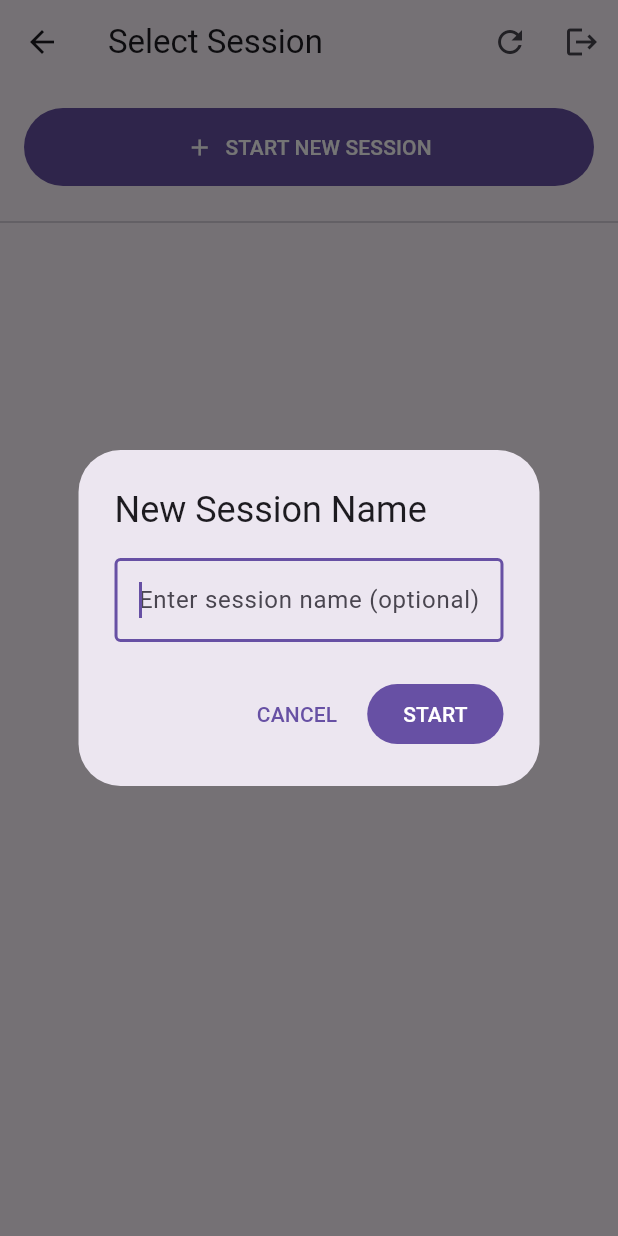
After one commit to vin8003/buyeasy_retailer_scanner, a Flutter app: the SessionSelectionScreen screen opened directly, after a tap on "START NEW SESSION", on a phone screen of 412 x 824 dp. The commit adds this screen. Run offline on Flutter 3.47's test engine with Material 3 defaults, Android fonts, the phone set to English and light mode, and no system bars; our stand-ins replace flutter_dotenv, image_picker, shared_preferences; missing offline and left inert: google_mlkit_text_recognition, mobile_scanner; accounts and stored records are empty.

Commit message:
session name and continue feature

```diff
--- a/lib/models/upload_session_model.dart
+++ b/lib/models/upload_session_model.dart
@@ -26,12 +26,14 @@ class UploadSessionItem {
 
 class ProductUploadSession {
   final int id;
+  final String? name;
   final String status;
   final DateTime createdAt;
   final List<UploadSessionItem> items;
 
   ProductUploadSession({
     required this.id,
+    this.name,
     required this.status,
     required this.createdAt,
     this.items = const [],
@@ -47,6 +49,7 @@ class ProductUploadSession {
 
     return ProductUploadSession(
       id: json['id'],
+      name: json['name'],
       status: json['status'],
       createdAt: DateTime.parse(json['created_at']),
       items: itemsList,
--- /dev/null
+++ b/lib/screens/session_selection_screen.dart
@@ -0,0 +1,210 @@
+import 'package:flutter/material.dart';
+import 'package:provider/provider.dart';
+import '../providers/auth_provider.dart';
+import '../providers/scanner_provider.dart';
+import 'capture_session_screen.dart';
+
+class SessionSelectionScreen extends StatefulWidget {
+  const SessionSelectionScreen({super.key});
+
+  @override
+  State<SessionSelectionScreen> createState() => _SessionSelectionScreenState();
+}
+
+class _SessionSelectionScreenState extends State<SessionSelectionScreen> {
+  @override
+  void initState() {
+    super.initState();
+    WidgetsBinding.instance.addPostFrameCallback((_) {
+      _loadSessions();
+    });
+  }
+
+  Future<void> _loadSessions() async {
+    final auth = context.read<AuthProvider>();
+    if (auth.token != null) {
+      await context.read<ScannerProvider>().fetchActiveSessions(auth.token!);
+    }
+  }
+
+  Future<void> _startNewSession() async {
+    final nameController = TextEditingController();
+
+    // Show dialog to enter name
+    final name = await showDialog<String>(
+      context: context,
+      builder: (context) => AlertDialog(
+        title: const Text('New Session Name'),
+        content: TextField(
+          controller: nameController,
+          decoration: const InputDecoration(
+            hintText: 'Enter session name (optional)',
+            border: OutlineInputBorder(),
+          ),
+          autofocus: true,
+          onSubmitted: (_) =>
+              Navigator.pop(context, nameController.text.trim()),
+        ),
+        actions: [
+          TextButton(
+            onPressed: () => Navigator.pop(context),
+            child: const Text('CANCEL'),
+          ),
+          FilledButton(
+            onPressed: () => Navigator.pop(context, nameController.text.trim()),
+            child: const Text('START'),
+          ),
+        ],
+      ),
+    );
+
+    if (name == null) return; // Cancelled
+
+    final auth = context.read<AuthProvider>();
+    if (auth.token == null) return;
+
+    try {
+      if (!mounted) return;
+      await context.read<ScannerProvider>().startSession(
+        auth.token!,
+        name: name.isEmpty ? null : name,
+      );
+
+      if (mounted) {
+        Navigator.pushReplacement(
+          context,
+          MaterialPageRoute(builder: (_) => const CaptureSessionScreen()),
+        );
+      }
+    } catch (e) {
+      if (mounted) {
+        ScaffoldMessenger.of(
+          context,
+        ).showSnackBar(SnackBar(content: Text('Error: $e')));
+      }
+    }
+  }
+
+  Future<void> _resumeSession(int sessionId) async {
+    final auth = context.read<AuthProvider>();
+    if (auth.token == null) return;
+
+    try {
+      await context.read<ScannerProvider>().resumeSession(
+        auth.token!,
+        sessionId,
+      );
+
+      if (mounted) {
+        Navigator.pushReplacement(
+          context,
+          MaterialPageRoute(builder: (_) => const CaptureSessionScreen()),
+        );
+      }
+    } catch (e) {
+      if (mounted) {
+        ScaffoldMessenger.of(
+          context,
+        ).showSnackBar(SnackBar(content: Text('Error resuming: $e')));
+      }
+    }
+  }
+
+  @override
+  Widget build(BuildContext context) {
+    return Scaffold(
+      appBar: AppBar(
+        title: const Text('Select Session'),
+        actions: [
+          IconButton(icon: const Icon(Icons.refresh), onPressed: _loadSessions),
+          IconButton(
+            icon: const Icon(Icons.logout),
+            onPressed: () {
+              context.read<AuthProvider>().logout();
+              // Navigator pop is handled by auth listener usually or handled in main.
+            },
+          ),
+        ],
+      ),
+      body: Consumer<ScannerProvider>(
+        builder: (context, provider, child) {
+          if (provider.isLoading && provider.sessions.isEmpty) {
+            return const Center(child: CircularProgressIndicator());
+          }
+
+          if (provider.error != null && provider.sessions.isEmpty) {
+            return Center(
+              child: Column(
+                mainAxisAlignment: MainAxisAlignment.center,
+                children: [
+                  Text(
+                    'Error: ${provider.error}',
+                    style: const TextStyle(color: Colors.red),
+                  ),
+                  ElevatedButton(
+                    onPressed: _loadSessions,
+                    child: const Text('Retry'),
+                  ),
+                ],
+              ),
+            );
+          }
+
+          return Column(
+            children: [
+              Padding(
+                padding: const EdgeInsets.all(16.0),
+                child: SizedBox(
+                  width: double.infinity,
+                  child: FilledButton.icon(
+                    onPressed: provider.isLoading ? null : _startNewSession,
+                    icon: const Icon(Icons.add),
+                    label: const Text('START NEW SESSION'),
+                    style: FilledButton.styleFrom(
+                      padding: const EdgeInsets.all(16),
+                    ),
+                  ),
+                ),
+              ),
+              const Divider(),
+              Expanded(
+                child: provider.sessions.isEmpty
+                    ? const Center(child: Text('No active sessions found'))
+                    : RefreshIndicator(
+                        onRefresh: _loadSessions,
+                        child: ListView.builder(
+                          itemCount: provider.sessions.length,
+                          itemBuilder: (context, index) {
+                            final session = provider.sessions[index];
+                            return Card(
+                              margin: const EdgeInsets.symmetric(
+                                horizontal: 16,
+                                vertical: 8,
+                              ),
+                              child: ListTile(
+                                title: Text(
+                                  session.name ??
+                                      'Untitled Session #${session.id}',
+                                  style: const TextStyle(
+                                    fontWeight: FontWeight.bold,
+                                  ),
+                                ),
+                                subtitle: Text(
+                                  'Created: ${session.createdAt.toLocal().toString().split('.')[0]}\nStatus: ${session.status}',
+                                ),
+                                trailing: const Icon(Icons.arrow_forward_ios),
+                                isThreeLine: true,
+                                onTap: () => _resumeSession(session.id),
+                              ),
+                            );
+                          },
+                        ),
+                      ),
+              ),
+            ],
+          );
+        },
+      ),
+    );
+  }
+}
--- a/lib/utils/constants.dart
+++ b/lib/utils/constants.dart
@@ -47,4 +47,6 @@ class ApiConstants {
       '$baseUrl/products/upload/session/add-item/';
   static String get getSessionDetails =>
       '$baseUrl/products/upload/session/details';
+  static String get activeSessions =>
+      '$baseUrl/products/upload/session/active/';
 }
```
Also changed, not shown: lib/providers/scanner_provider.dart (+49 -3 lines), lib/screens/scan_gateway_screen.dart (+7 -55 lines), lib/services/product_service.dart (+22 -1 lines).
